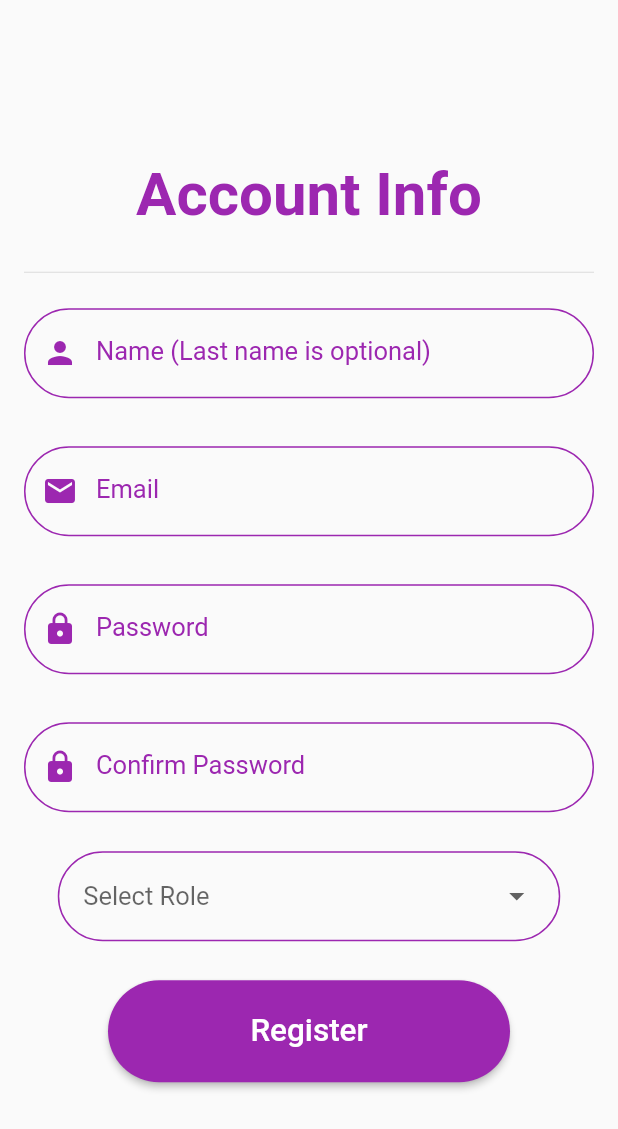
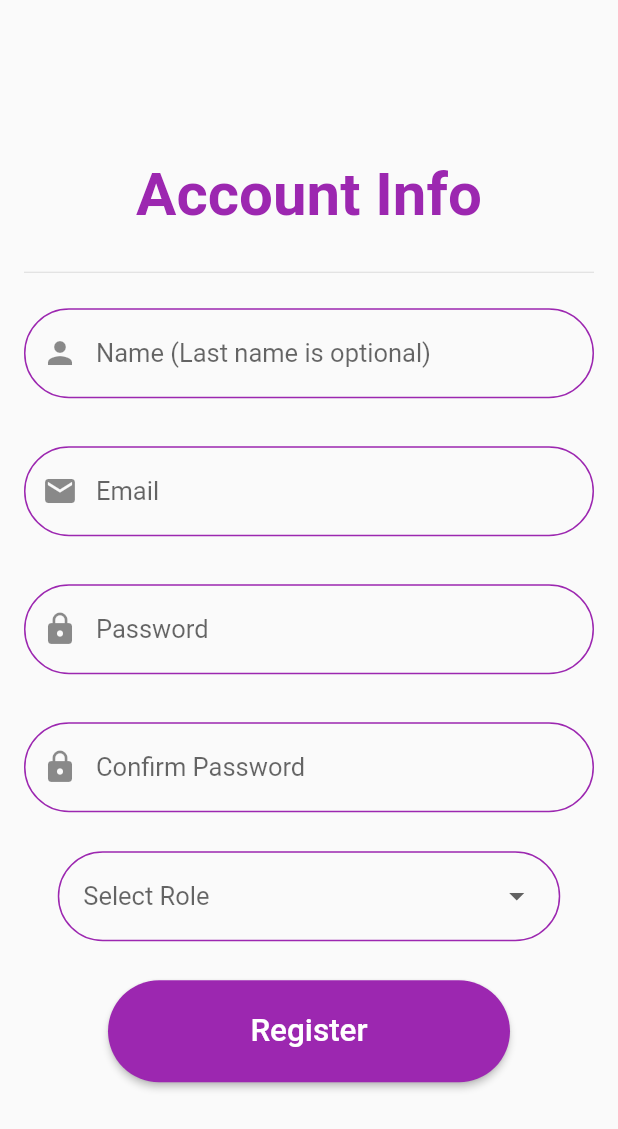
Before and after one commit to AlbinEriksson/Mobile-Dev-Course-Project, a Flutter app: the Register screen opened by its route, on a phone screen of 412 x 824 dp. Shown: the top 1129 px of the screen. Run offline on Flutter 3.47's test engine with Material 2 defaults, Android fonts, the phone set to English and light mode, and no system bars; our stand-ins replace auto_size_text, speech_to_text; missing offline and left inert: popup_menu.

Commit message:
First Commit.

```diff
--- a/lib/screens/register/register.dart
+++ b/lib/screens/register/register.dart
@@ -48,11 +48,11 @@ class _RegisterState extends State<Register> {
                   decoration: InputDecoration(
                     prefixIcon: Icon(
                       Icons.person,
-                      color: Colors.purple,
+                      //color: Colors.purple,
                     ),
-                    labelText: 'Name (Last name is optional)',
-                    labelStyle: TextStyle(
-                      color: Colors.purple,
+                    hintText: 'Name (Last name is optional)',
+                    hintStyle: TextStyle(
+                      //color: Colors.purple,
                     ),
                     enabledBorder: OutlineInputBorder(
                       borderRadius: BorderRadius.circular(100.0),
@@ -60,12 +60,12 @@ class _RegisterState extends State<Register> {
                         color: Colors.purple,
                       ),
                     ),
-                    focusedBorder: OutlineInputBorder(
+                    /*focusedBorder: OutlineInputBorder(
                       borderRadius: BorderRadius.circular(100.0),
                       borderSide: BorderSide(
                         color: Colors.purple,
                       ),
-                    ),
+                    ),*/
                     border: OutlineInputBorder(
                       borderRadius: BorderRadius.circular(100.0),
                       borderSide: BorderSide(
@@ -89,19 +89,13 @@ class _RegisterState extends State<Register> {
                   decoration: InputDecoration(
                     prefixIcon: Icon(
                       Icons.email,
-                      color: Colors.purple,
+                      //color: Colors.purple,
                     ),
-                    labelText: 'Email',
-                    labelStyle: TextStyle(
-                      color: Colors.purple,
+                    hintText: 'Email',
+                    hintStyle: TextStyle(
+                      //color: Colors.purple,
                     ),
                     enabledBorder: OutlineInputBorder(
-                      borderRadius: BorderRadius.circular(100.0),
-                      borderSide: BorderSide(
-                        color: Colors.purple,
-                      ),
-                    ),
-                    focusedBorder: OutlineInputBorder(
                       borderRadius: BorderRadius.circular(100.0),
                       borderSide: BorderSide(
                         color: Colors.purple,
@@ -113,7 +107,7 @@ class _RegisterState extends State<Register> {
                   ),
                   onChanged: (value) {
                     setState(() {
-                      name = value;
+                      email = value;
                     });
                   },
                 ),
@@ -128,19 +122,13 @@ class _RegisterState extends State<Register> {
                   decoration: InputDecoration(
                     prefixIcon: Icon(
                       Icons.lock,
-                      color: Colors.purple,
+                      //color: Colors.purple,
                     ),
-                    labelText: 'Password',
-                    labelStyle: TextStyle(
-                      color: Colors.purple,
+                    hintText: 'Password',
+                    hintStyle: TextStyle(
+                      //color: Colors.purple,
                     ),
                     enabledBorder: OutlineInputBorder(
-                      borderRadius: BorderRadius.circular(100.0),
-                      borderSide: BorderSide(
-                        color: Colors.purple,
-                      ),
-                    ),
-                    focusedBorder: OutlineInputBorder(
                       borderRadius: BorderRadius.circular(100.0),
                       borderSide: BorderSide(
                         color: Colors.purple,
@@ -170,19 +158,13 @@ class _RegisterState extends State<Register> {
                   decoration: InputDecoration(
                     prefixIcon: Icon(
                       Icons.lock,
-                      color: Colors.purple,
+                      //color: Colors.purple,
                     ),
-                    labelText: 'Confirm Password',
-                    labelStyle: TextStyle(
-                      color: Colors.purple,
+                    hintText: 'Confirm Password',
+                    hintStyle: TextStyle(
+                      //color: Colors.purple,
                     ),
                     enabledBorder: OutlineInputBorder(
-                      borderRadius: BorderRadius.circular(100.0),
-                      borderSide: BorderSide(
-                        color: Colors.purple,
-                      ),
-                    ),
-                    focusedBorder: OutlineInputBorder(
                       borderRadius: BorderRadius.circular(100.0),
                       borderSide: BorderSide(
                         color: Colors.purple,
```
